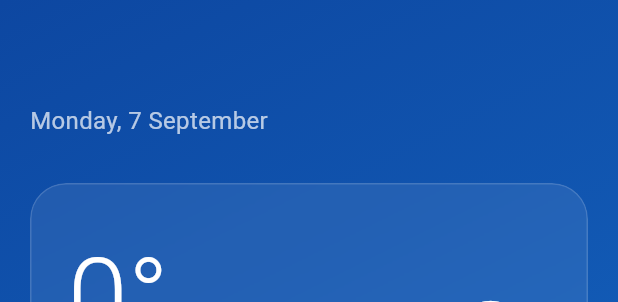
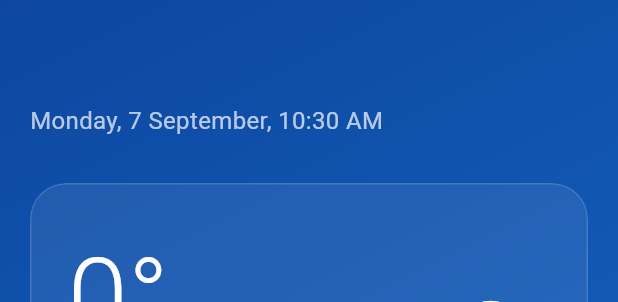
Before and after one commit to kumailhaider313/Atmos, a Flutter app: the WeatherDisplay widget shown alone on an empty page, opened directly with empty values, on a phone screen of 412 x 824 dp. Shown: the top 302 px of the screen. Run offline on Flutter 3.47's test engine with Material 3 defaults, Android fonts, the phone set to English and light mode, and no system bars; our stand-ins replace fl_chart, geolocator.

Commit message:
Improve time zone and icon logic

```diff
--- a/lib/models/weather_model.dart
+++ b/lib/models/weather_model.dart
@@ -5,6 +5,7 @@ class Weather {
   final String description;
   final int humidity;
   final double windSpeed;
+  final int timezoneOffset; // Offset in seconds from UTC
   final List<ForecastItem> hourlyForecast;
   final List<ForecastItem> dailyForecast;
 
@@ -15,9 +16,16 @@ class Weather {
     required this.description,
     required this.humidity,
     required this.windSpeed,
+    required this.timezoneOffset,
     required this.hourlyForecast,
     required this.dailyForecast,
   });
+
+  // Helper to get the current local time of the city
+  DateTime get localTime {
+    final nowUtc = DateTime.now().toUtc();
+    return nowUtc.add(Duration(seconds: timezoneOffset));
+  }
 
   factory Weather.fromJson(Map<String, dynamic> currentJson, Map<String, dynamic> forecastJson) {
     double toDouble(dynamic val) {
@@ -27,12 +35,14 @@ class Weather {
       return 0.0;
     }
 
+    final int timezone = currentJson['timezone'] ?? 0;
+
     final List<ForecastItem> rawForecast = [];
     final list = forecastJson['list'];
     if (list is List) {
       for (var item in list) {
         if (item is Map<String, dynamic>) {
-          rawForecast.add(ForecastItem.fromJson(item));
+          rawForecast.add(ForecastItem.fromJson(item, timezone));
         }
       }
     }
@@ -63,8 +73,10 @@ class Weather {
     // Daily Forecast: 7 days
     final daily = <ForecastItem>[];
     final seenDates = <String>{};
-    final now = DateTime.now();
-    final todayString = "${now.year}-${now.month}-${now.day}";
+
+    // Get city's local today to skip correctly
+    final cityNow = DateTime.now().toUtc().add(Duration(seconds: timezone));
+    final todayString = "${cityNow.year}-${cityNow.month}-${cityNow.day}";
 
     for (var item in rawForecast) {
       final dateString = "${item.time.year}-${item.time.month}-${item.time.day}";
@@ -86,6 +98,7 @@ class Weather {
       description: weather['description'] ?? '',
       humidity: main['humidity'] ?? 0,
       windSpeed: toDouble(wind['speed']) * 3.6,
+      timezoneOffset: timezone,
       hourlyForecast: hourly,
       dailyForecast: daily,
     );
@@ -93,7 +106,7 @@ class Weather {
 }
 
 class ForecastItem {
-  final DateTime time;
+  final DateTime time; // This is the LOCAL time of the city
   final double temperature;
   final String condition;
 
@@ -103,7 +116,7 @@ class ForecastItem {
     required this.condition,
   });
 
-  factory ForecastItem.fromJson(Map<String, dynamic> json) {
+  factory ForecastItem.fromJson(Map<String, dynamic> json, int timezoneOffset) {
     double toDouble(dynamic val) {
       if (val == null) return 0.0;
       if (val is int) return val.toDouble();
@@ -112,8 +125,13 @@ class ForecastItem {
     }
     final main = json['main'] ?? {};
     final weather = (json['weather'] as List?)?.firstOrNull ?? {};
+
+    // Convert UTC timestamp from API to City's Local Time
+    final utcTime = DateTime.fromMillisecondsSinceEpoch((json['dt'] ?? 0) * 1000, isUtc: true);
+    final localTime = utcTime.add(Duration(seconds: timezoneOffset));
+
     return ForecastItem(
-      time: DateTime.fromMillisecondsSinceEpoch((json['dt'] ?? 0) * 1000),
+      time: localTime,
       temperature: toDouble(main['temp']),
       condition: weather['main'] ?? 'Clear',
     );
--- a/lib/widgets/weather_display.dart
+++ b/lib/widgets/weather_display.dart
@@ -62,7 +62,7 @@ class _WeatherDisplayState extends State<WeatherDisplay> {
         gradient: LinearGradient(
           begin: Alignment.topLeft,
           end: Alignment.bottomRight,
-          colors: _getGradientColors(widget.weather.mainCondition),
+          colors: _getGradientColors(widget.weather.mainCondition, widget.weather.localTime.hour),
         ),
       ),
       child: LayoutBuilder(
@@ -77,7 +77,13 @@ class _WeatherDisplayState extends State<WeatherDisplay> {
     );
   }
 
-  List<Color> _getGradientColors(String condition) {
+  List<Color> _getGradientColors(String condition, int hour) {
+    final isNight = hour < 6 || hour > 19;
+
+    if (isNight) {
+      return [const Color(0xFF0F2027), const Color(0xFF203A43), const Color(0xFF2C5364)];
+    }
+
     switch (condition.toLowerCase()) {
       case 'clear':
         return [Colors.blue.shade800, Colors.lightBlue.shade400];
@@ -268,6 +274,7 @@ class _WeatherDisplayState extends State<WeatherDisplay> {
   }
 
   Widget _buildHeader(BuildContext context, {bool isDesktop = false}) {
+    final localTime = widget.weather.localTime;
     return Column(
       crossAxisAlignment: CrossAxisAlignment.start,
       children: [
@@ -281,7 +288,7 @@ class _WeatherDisplayState extends State<WeatherDisplay> {
           ),
         ),
         Text(
-          DateFormat('EEEE, d MMMM').format(DateTime.now()),
+          "${DateFormat('EEEE, d MMMM').format(localTime)}, ${DateFormat('h:mm a').format(localTime)}",
           style: const TextStyle(color: Colors.white70, fontSize: 16),
         ),
       ],
@@ -314,7 +321,7 @@ class _WeatherDisplayState extends State<WeatherDisplay> {
           ],
         ),
         Icon(
-          _getWeatherIcon(widget.weather.mainCondition),
+          _getWeatherIcon(widget.weather.mainCondition, widget.weather.localTime.hour),
           color: Colors.white,
           size: isDesktop ? 120 : 80,
         ),
@@ -449,7 +456,7 @@ class _WeatherDisplayState extends State<WeatherDisplay> {
               children: [
                 Text(DateFormat('h a').format(item.time), style: const TextStyle(color: Colors.white70, fontSize: 12)),
                 const SizedBox(height: 8),
-                Icon(_getWeatherIcon(item.condition), color: Colors.white, size: 24),
+                Icon(_getWeatherIcon(item.condition, item.time.hour), color: Colors.white, size: 24),
                 const SizedBox(height: 8),
                 Text('${item.temperature.round()}°', style: const TextStyle(color: Colors.white, fontWeight: FontWeight.bold)),
               ],
@@ -469,7 +476,7 @@ class _WeatherDisplayState extends State<WeatherDisplay> {
         final item = widget.weather.dailyForecast[index];
         return ListTile(
           contentPadding: EdgeInsets.zero,
-          leading: Icon(_getWeatherIcon(item.condition), color: Colors.white, size: 28),
+          leading: Icon(_getWeatherIcon(item.condition, item.time.hour), color: Colors.white, size: 28),
           title: Text(
             DateFormat('EEEE').format(item.time),
             style: const TextStyle(color: Colors.white, fontSize: 14),
@@ -530,12 +537,13 @@ class _WeatherDisplayState extends State<WeatherDisplay> {
     );
   }
 
-  IconData _getWeatherIcon(String condition) {
+  IconData _getWeatherIcon(String condition, int hour) {
+    final isNight = hour < 6 || hour > 19;
     switch (condition.toLowerCase()) {
       case 'clear':
-        return Icons.wb_sunny;
+        return isNight ? Icons.nightlight_round : Icons.wb_sunny;
       case 'clouds':
-        return Icons.cloud;
+        return isNight ? Icons.cloud_queue : Icons.cloud;
       case 'rain':
         return Icons.umbrella;
       case 'snow':
@@ -543,7 +551,7 @@ class _WeatherDisplayState extends State<WeatherDisplay> {
       case 'thunderstorm':
         return Icons.bolt;
       default:
-        return Icons.wb_cloudy;
+        return isNight ? Icons.nightlight_round : Icons.wb_cloudy;
     }
   }
 }
```
Also changed, not shown: lib/main.dart (+8 -0 lines), lib/services/weather_service.dart (+35 -8 lines).
